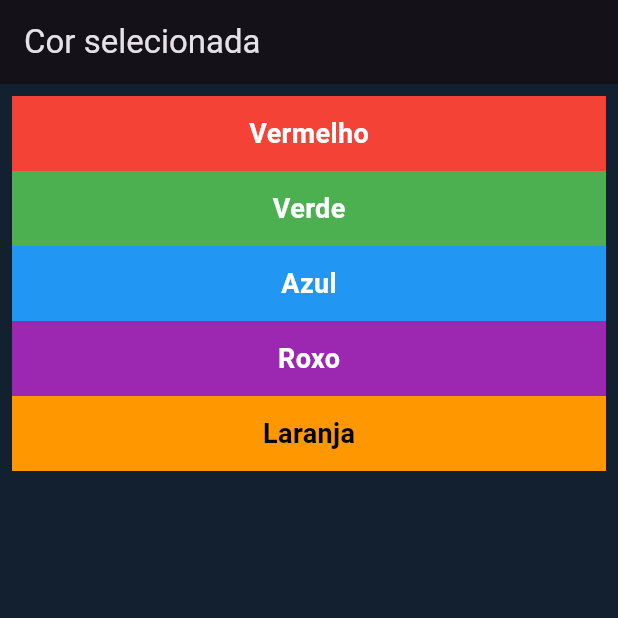
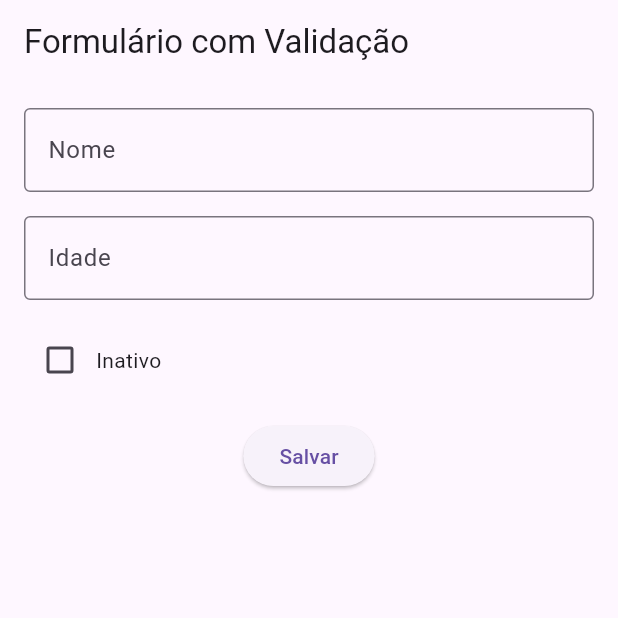
Before and after one commit to alejandraOrange/LinceAcademy, a Flutter app: the screen it shows after launch, on a phone screen of 412 x 824 dp, the top half of it. Run offline on Flutter 3.47's test engine with Material 3 defaults, Android fonts, the phone set to English and light mode, and no system bars.

Commit message:
Ap1 concluida

```diff
--- a/FormacaoFlutter/atividadesflutter/lib/apf3_funcoes/ap1.dart
+++ b/FormacaoFlutter/atividadesflutter/lib/apf3_funcoes/ap1.dart
@@ -1,121 +1,159 @@
 import 'package:flutter/material.dart';
 
-const Color darkBlue = Color.fromARGB(255, 18, 32, 47);
-
-void main() {
-  runApp(MyApp());
-}
+void main() => runApp(const MyApp());
 
 class MyApp extends StatelessWidget {
+  const MyApp({super.key});
+
   @override
   Widget build(BuildContext context) {
     return MaterialApp(
-      theme: ThemeData.dark().copyWith(scaffoldBackgroundColor: darkBlue),
+      title: 'Formulário Flutter',
+      theme: ThemeData(primarySwatch: Colors.blue),
+      home: const FormularioPage(),
       debugShowCheckedModeBanner: false,
-      initialRoute: '/',
-      routes: {
-        '/': (context) => const RotaInicial(),
-        '/cor': (context) {
-          final cor = ModalRoute.of(context)!.settings.arguments as Color;
-          return RotaCor(cor: cor);
-        },
-      },
     );
   }
 }
 
-class ItensDaLista {
-  const ItensDaLista(this.cor, this.texto);
+class FormularioPage extends StatefulWidget {
+  const FormularioPage({super.key});
 
-  final Color cor;
-  final String texto;
+  @override
+  State<FormularioPage> createState() => _FormularioPageState();
 }
 
-class RotaInicial extends StatelessWidget {
-  const RotaInicial({super.key});
+class _FormularioPageState extends State<FormularioPage> {
+  final _formKey = GlobalKey<FormState>();
+  final TextEditingController _nomeController = TextEditingController();
+  final TextEditingController _idadeController = TextEditingController();
+  bool _inativo = false;
 
-  final core = const [
-    ItensDaLista(Colors.red, 'Vermelho'),
-    ItensDaLista(Colors.green, 'Verde'),
-    ItensDaLista(Colors.blue, 'Azul'),
-    ItensDaLista(Colors.purple, 'Roxo'),
-    ItensDaLista(Colors.orange, 'Laranja'),
-  ];
+  // Dados salvos
+  String? _nomeSalvo;
+  int? _idadeSalva;
+  bool _inativoSalvo = false;
+
+  // Validação do campo Nome
+  String? _validarNome(String? value) {
+    if (value == null || value.trim().isEmpty) {
+      return 'Nome não pode ser vazio';
+    }
+    if (value.trim().length < 3) {
+      return 'Nome precisa ter pelo menos 3 letras';
+    }
+    if (!RegExp(r'^[A-Z]').hasMatch(value.trim())) {
+      return 'Nome deve começar com letra maiúscula';
+    }
+    return null;
+  }
+
+  // Validação do campo Idade
+  String? _validarIdade(String? value) {
+    if (value == null || value.trim().isEmpty) {
+      return 'Idade não pode ser vazia';
+    }
+    final idade = int.tryParse(value);
+    if (idade == null) {
+      return 'Idade deve ser um número válido';
+    }
+    if (idade < 18) {
+      return 'Idade deve ser maior ou igual a 18';
+    }
+    return null;
+  }
+
+  void _salvarFormulario() {
+    if (_formKey.currentState!.validate()) {
+      setState(() {
+        _nomeSalvo = _nomeController.text.trim();
+        _idadeSalva = int.parse(_idadeController.text.trim());
+        _inativoSalvo = _inativo;
+      });
+    }
+  }
+
   @override
-  Widget build(BuildContext context) {
-    return Scaffold(
-      appBar: AppBar(title: const Text("Cor selecionada")),
-      body: ListView.builder(
-        itemCount: core.length,
-        padding: const EdgeInsets.all(8),
-        itemBuilder: (BuildContext context, int index) {
-          return SizedBox(
-            height: 50,
-            child: Center(child: CorItem(core[index].texto, core[index].cor)),
-          );
-        },
-      ),
-    );
+  void dispose() {
+    _nomeController.dispose();
+    _idadeController.dispose();
+    super.dispose();
   }
-}
-
-class RotaCor extends StatelessWidget {
-  const RotaCor({super.key, required this.cor});
-
-  final Color cor;
 
   @override
   Widget build(BuildContext context) {
     return Scaffold(
-      appBar: AppBar(
-        title: const Text("Cor selecionada"),
-        backgroundColor: cor,
-      ),
-      body: Container(
-        color: cor,
-        child: const Center(
-          child: Text(
-            'Esta é a cor selecionada!',
-            style: TextStyle(fontSize: 24, color: Colors.white),
-          ),
+      appBar: AppBar(title: const Text('Formulário com Validação')),
+      body: SingleChildScrollView(
+        padding: const EdgeInsets.all(16),
+        child: Column(
+          children: [
+            Form(
+              key: _formKey,
+              child: Column(
+                children: [
+                  TextFormField(
+                    controller: _nomeController,
+                    decoration: const InputDecoration(
+                      labelText: 'Nome',
+                      border: OutlineInputBorder(),
+                    ),
+                    validator: _validarNome,
+                  ),
+                  const SizedBox(height: 16),
+                  TextFormField(
+                    controller: _idadeController,
+                    keyboardType: TextInputType.number,
+                    decoration: const InputDecoration(
+                      labelText: 'Idade',
+                      border: OutlineInputBorder(),
+                    ),
+                    validator: _validarIdade,
+                  ),
+                  const SizedBox(height: 16),
+                  Row(
+                    children: [
+                      Checkbox(
+                        value: _inativo,
+                        onChanged: (value) {
+                          setState(() {
+                            _inativo = value ?? false;
+                          });
+                        },
+                      ),
+                      const Text('Inativo'),
+                    ],
+                  ),
+                  const SizedBox(height: 16),
+                  ElevatedButton(
+                    onPressed: _salvarFormulario,
+                    child: const Text('Salvar'),
+                  ),
+                ],
+              ),
+            ),
+            const SizedBox(height: 30),
+            if (_nomeSalvo != null && _idadeSalva != null)
+              Container(
+                width: double.infinity,
+                padding: const EdgeInsets.all(16),
+                decoration: BoxDecoration(
+                  color: _inativoSalvo ? Colors.grey[300] : Colors.green[300],
+                  borderRadius: BorderRadius.circular(10),
+                ),
+                child: Column(
+                  crossAxisAlignment: CrossAxisAlignment.start,
+                  children: [
+                    Text('Nome: $_nomeSalvo', style: const TextStyle(fontSize: 16)),
+                    Text('Idade: $_idadeSalva', style: const TextStyle(fontSize: 16)),
+                    Text('Status: ${_inativoSalvo ? "Inativo" : "Ativo"}',
+                        style: const TextStyle(fontSize: 16)),
+                  ],
+                ),
+              ),
+          ],
         ),
       ),
     );
   }
 }
-
-class CorItem extends StatelessWidget {
-  const CorItem(this.texto, this.cor, {super.key});
-
-  final Color cor;
-  final String texto;
-
-  bool _useWhiteText(Color background) {
-    return ThemeData.estimateBrightnessForColor(background) == Brightness.dark;
-  }
-
-  @override
-  Widget build(BuildContext context) {
-    return Material(
-      color: cor,
-      child: InkWell(
-        onTap: () {
-          Navigator.of(context).pushNamed('/cor', arguments: cor);
-        },
-        child: SizedBox(
-          height: 56,
-          child: Center(
-            child: Text(
-              texto,
-              style: TextStyle(
-                color: _useWhiteText(cor) ? Colors.white : Colors.black,
-                fontWeight: FontWeight.bold,
-                fontSize: 18,
-              ),
-            ),
-          ),
-        ),
-      ),
-    );
-  }
-}
```
